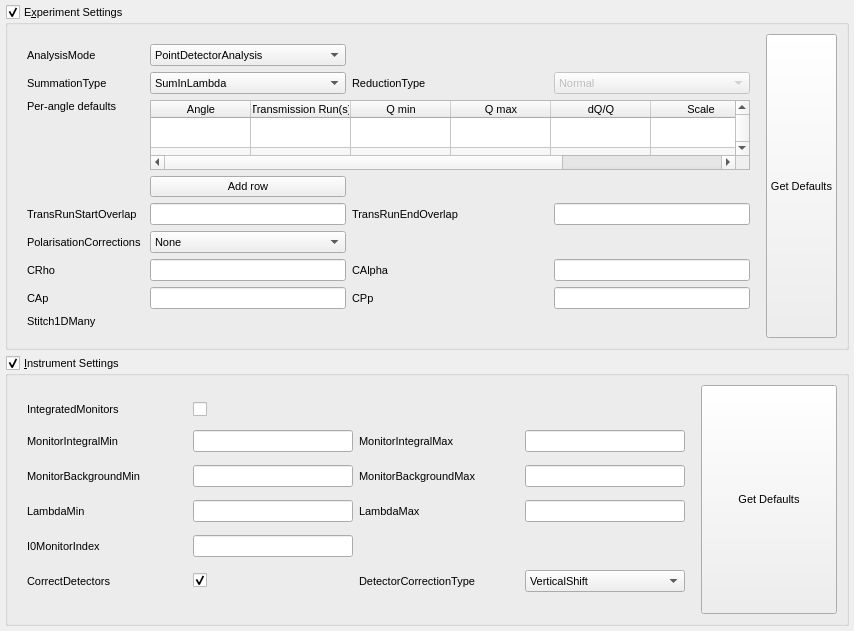
Before: the Qt Designer form qt/scientific_interfaces/ISISReflectometry/ReflSettingsWidget.ui in mantidproject/mantid, drawn with Qt 5.
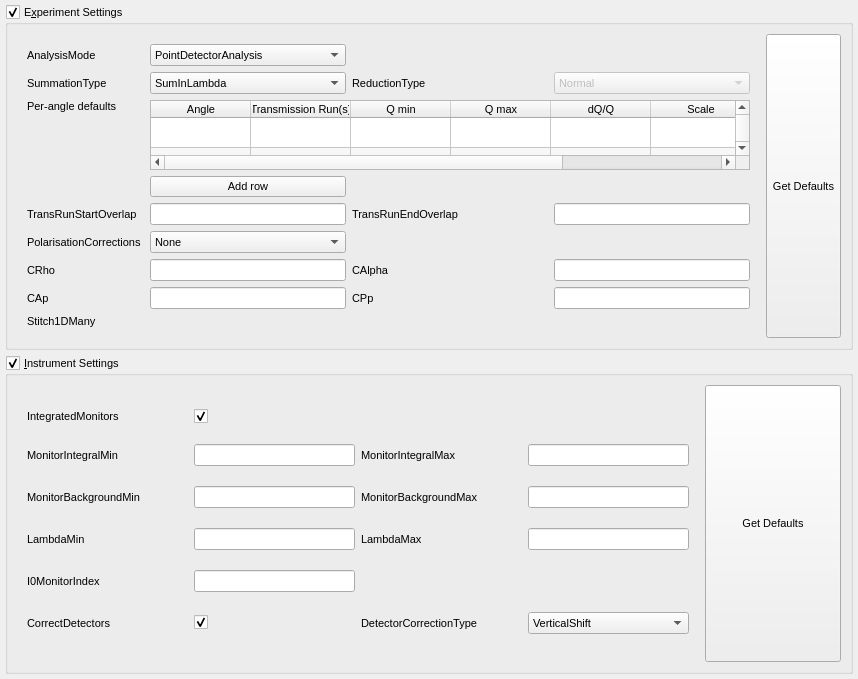
After: the same form once the commit is applied.

Commit message: Re #22107: Set to be checked by default in UI file.

Diff of the .ui file:
```diff
--- a/qt/scientific_interfaces/ISISReflectometry/ReflSettingsWidget.ui
+++ b/qt/scientific_interfaces/ISISReflectometry/ReflSettingsWidget.ui
@@ -6,8 +6,8 @@
    <rect>
     <x>0</x>
     <y>0</y>
-    <width>764</width>
-    <height>631</height>
+    <width>858</width>
+    <height>679</height>
    </rect>
   </property>
   <property name="baseSize">
@@ -605,7 +605,11 @@
          <widget class="QLineEdit" name="lamMaxEdit"/>
         </item>
         <item row="0" column="1">
-         <widget class="QCheckBox" name="intMonCheckBox"/>
+         <widget class="QCheckBox" name="intMonCheckBox">
+          <property name="checked">
+           <bool>true</bool>
+          </property>
+         </widget>
         </item>
         <item row="2" column="0">
          <widget class="QLabel" name="monBgMinLabel">
```
